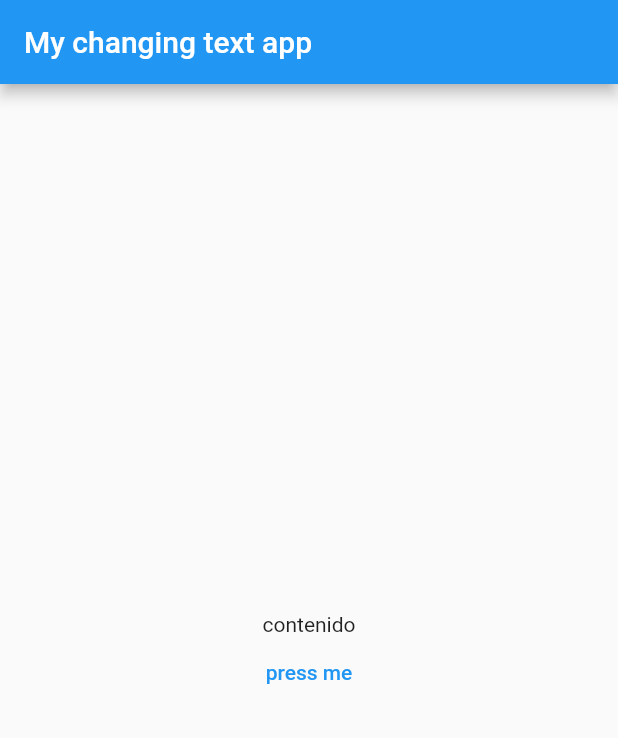
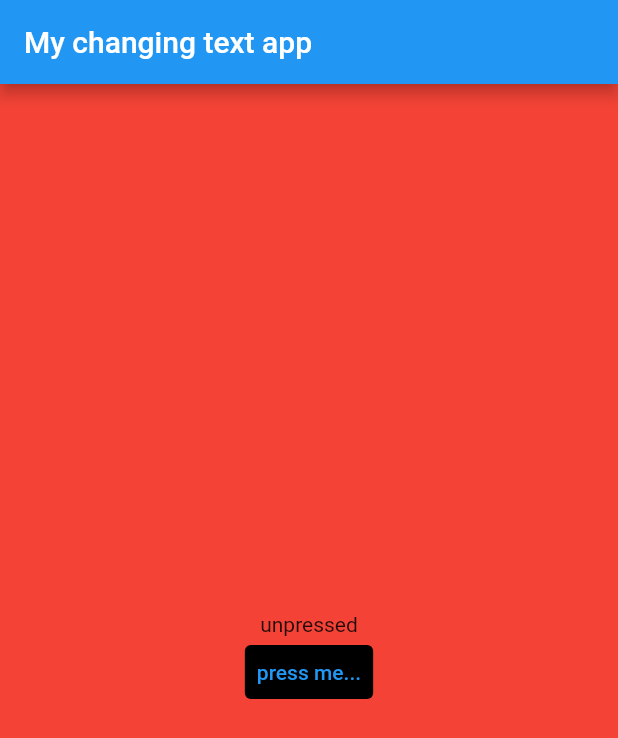
Before and after one commit to jugomo/flutter_assignment1, a Flutter app: the screen it shows after launch, on a phone screen of 412 x 824 dp. Shown: the top 738 px of the screen. Run offline on Flutter 3.47's test engine with Material 2 defaults, Android fonts, the phone set to English and light mode, and no system bars.

Commit message:
implemented app.

```diff
--- a/lib/main.dart
+++ b/lib/main.dart
@@ -13,14 +13,9 @@ void main() {
 class AssignmentApp extends StatelessWidget {
   const AssignmentApp({Key? key}) : super(key: key);
 
-  void _pressed() {
-
-  }
-
   @override
   Widget build(BuildContext context) {
     return MaterialApp(
-      title: "Flutter Assignment",
       theme: ThemeData(
         primarySwatch: Colors.blue,
       ),
@@ -28,20 +23,7 @@ class AssignmentApp extends StatelessWidget {
         appBar: AppBar(
           title: const Text("My changing text app"),
         ),
-        body: Center(
-          child: Column(
-            mainAxisAlignment: MainAxisAlignment.center,
-            children: [
-              const Text(
-                "contenido",
-              ),
-              TextButton(
-                onPressed: _pressed,
-                child: const Text("press me"),
-              ),
-            ],
-          ),
-        ),
+        body: const TextControlWidget(),
       ),
     );
   }
@@ -55,8 +37,41 @@ class TextControlWidget extends StatefulWidget {
 }
 
 class _TextWidget extends State<TextControlWidget> {
+  bool pressed = false;
+
+  void _pressed() {
+    setState(() {
+      pressed = !pressed;
+    });
+  }
+
+  String getPressed() {
+    return pressed ? "pressed" : "unpressed";
+  }
+
+  MaterialColor getColor() {
+    return pressed ? Colors.green : Colors.red;
+  }
+
   @override
   Widget build(BuildContext context) {
-    return const Text("");
+    return Center(
+      child: Container(
+        child: Column(
+          mainAxisAlignment: MainAxisAlignment.center,
+          children: [
+            Text(getPressed()),
+            TextButton(
+              style: ButtonStyle(
+                  backgroundColor: MaterialStateProperty.all(Colors.black)),
+              onPressed: _pressed,
+              child: const Text("press me..."),
+            ),
+          ],
+        ),
+        color: getColor(),
+        width: MediaQuery.of(context).size.width,
+      ),
+    );
   }
 }
```
Also changed, not shown: 1 other file.
